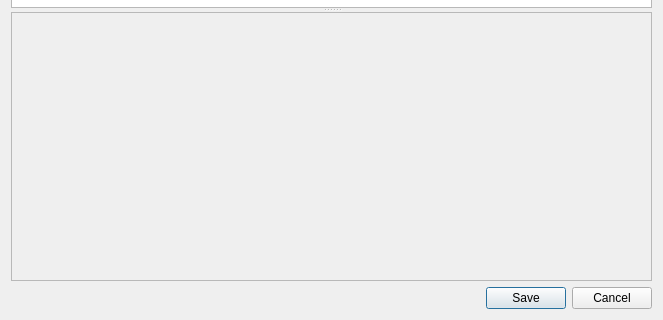
Qt form ui/forms/ui_spatial_forms_container.ui (gltn/stdm) before a commit; both pictures show x 0 to 663 and y 353 to 673 of the 663 by 673 pixel window.
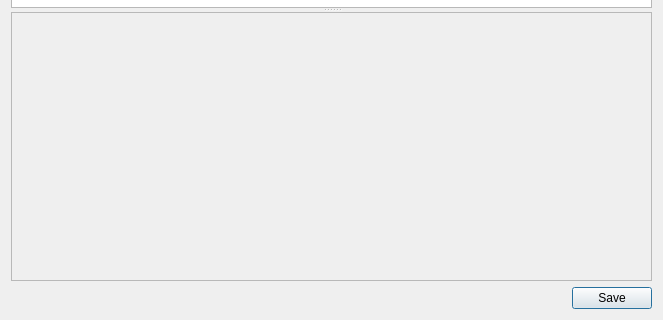
The same form after that commit.

Commit message: Fixed discard delete issue and hide label issue

Patch:
```diff
--- a/ui/forms/ui_spatial_forms_container.ui
+++ b/ui/forms/ui_spatial_forms_container.ui
@@ -77,7 +77,7 @@
       <enum>Qt::Horizontal</enum>
      </property>
      <property name="standardButtons">
-      <set>QDialogButtonBox::Cancel|QDialogButtonBox::Save</set>
+      <set>QDialogButtonBox::Save</set>
      </property>
     </widget>
    </item>
```
The commit also changes 6 other files.
